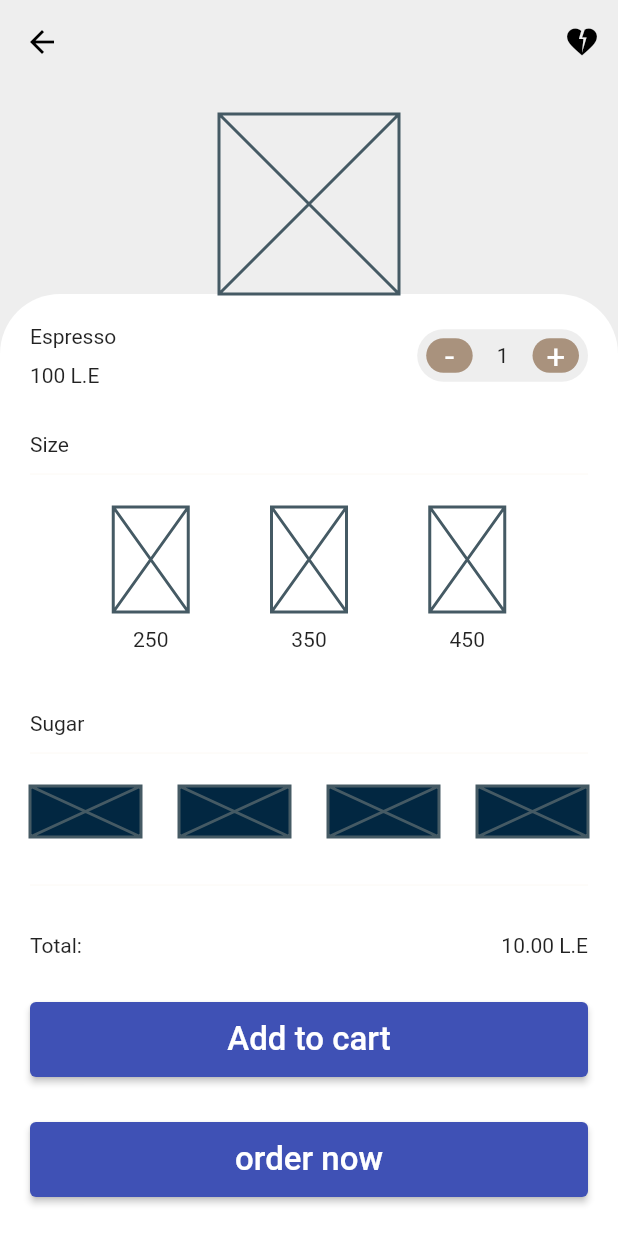
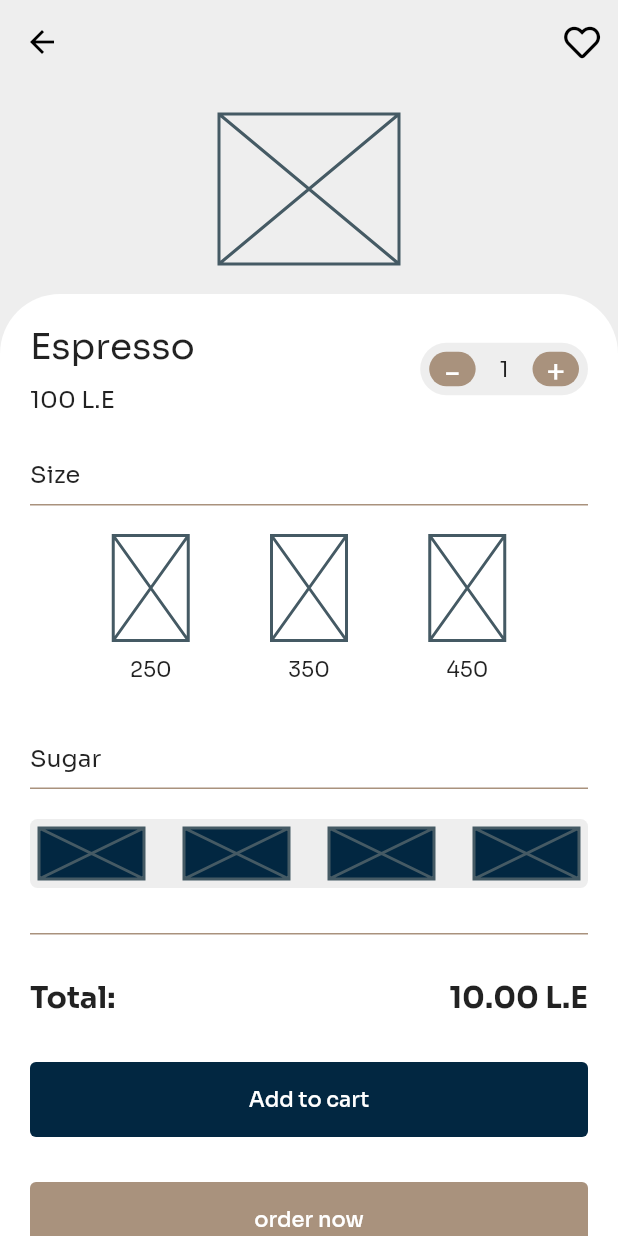
Before and after one commit to mohamadElEaswy/coffee-car-user-app, a Flutter app: the ProviderProductsPage screen opened by its route, after a tap on "Espresso", on a phone screen of 412 x 824 dp. Run offline on Flutter 3.47's test engine with Material 2 defaults, Android fonts, the phone set to English and light mode, and no system bars; our stand-ins replace cloud_firestore, connectivity_plus, firebase_auth, firebase_core, flutter_bloc, font_awesome_flutter and 5 more; accounts and stored records are empty; generated files the repository leaves out were written again.

Commit message:
dding fonts and more style

```diff
--- a/lib/src/services/remote/firebase/database.dart
+++ b/lib/src/services/remote/firebase/database.dart
@@ -15,6 +15,7 @@ abstract class Database {
   Future getCars();
   Future getCarsList();
   Future getCarDetails(String documentId);
+  Future<void> testGetCars();
 }
 
 String documentIDCurrentDate() => DateTime.now().toIso8601String();
@@ -70,7 +71,19 @@ class FirestoreDatabase implements Database {
 
   }
 
+  final carsRef = FirebaseFirestore.instance.collection('cars').withConverter<CoffeeCar>(
+    fromFirestore: (snapshot, _) => CoffeeCar.fromJson(snapshot.data()!),
+    toFirestore: (movie, _) => movie.toJson(),
+  );
 
+  @override
+  Future<void> testGetCars()async{
+    List<QueryDocumentSnapshot<CoffeeCar>> cars = await carsRef
+        // .where('genre', isEqualTo: 'Sci-fi')
+        .get()
+        .then((snapshot) => snapshot.docs);
+    cars.forEach((element) {print(element.data().carName);});
+  }
 }
 
 class DataRepository {
@@ -81,6 +94,8 @@ class DataRepository {
   Stream<QuerySnapshot> getStream() {
     return collection.snapshots();
   }
+
+
   // 3
   // Future<DocumentReference> addPet(CoffeeCar coffeeCar) {
   //   return collection.add(coffeeCar.toJson());
--- a/lib/src/ui/colors/static_colors.dart
+++ b/lib/src/ui/colors/static_colors.dart
@@ -3,7 +3,7 @@ import 'package:flutter/material.dart';
 class GlobalStaticColors{
   static MaterialColor primaryColor =  Colors.indigo;
   static const Color logoColor = Color(0xff7DD899);
-  static const Color appBarColor = Color(0xffffffff);
+  // static const Color appBarColor = Color(0xffffffff);
   static const Color deepBlue = Color(0xfff022741);
   static const Color buttonBrown = Color(0xfffA9927D);
   static const Color dividerColor = Color(0xfffFCF9F4);
--- /dev/null
+++ b/lib/src/ui/constants.dart
@@ -0,0 +1,3 @@
+class StaticConstants{
+  static const double globalPadding = 20;
+}
--- a/lib/src/ui/pages/product_detail_page/product_detail_page.dart
+++ b/lib/src/ui/pages/product_detail_page/product_detail_page.dart
@@ -1,9 +1,12 @@
 import 'package:flutter/material.dart';
+import 'package:font_awesome_flutter/font_awesome_flutter.dart';
 import 'package:mk/src/ui/pages/product_detail_page/size_section.dart';
 import 'package:mk/src/ui/pages/product_detail_page/sugar_section.dart';
 import 'package:mk/src/ui/pages/product_detail_page/title_sction.dart';
 import 'package:mk/src/ui/pages/product_detail_page/total_section.dart';
 
+import '../../colors/static_colors.dart';
+import '../../constants.dart';
 import '../../widgets/global_button.dart';
 import '../../widgets/global_divider.dart';
 import '../../widgets/plus_button.dart';
@@ -18,18 +21,11 @@ class ProductDetailPage extends StatelessWidget {
   Widget build(BuildContext context) {
     List<Widget> actions = [
       IconButton(
-          onPressed: actionButtonPress, icon: const Icon(Icons.heart_broken))
+          onPressed: actionButtonPress, icon: const Icon(FontAwesomeIcons.heart))
     ];
 
     return Scaffold(
         backgroundColor: Colors.grey[200],
-        // appBar: AppBar(
-        //   backgroundColor: Colors.grey[200],
-        //   // centerTitle: true,
-        //   // title: const Text('provider details'),
-        //   actions: actions,
-        //   bottom: ,
-        // ),
         body: NestedScrollView(
           headerSliverBuilder: (BuildContext context, bool innerBoxIsScrolled) {
             return <Widget>[
@@ -43,6 +39,7 @@ class ProductDetailPage extends StatelessWidget {
                 bottom: PreferredSize(
                   preferredSize: const Size.fromHeight(140),
                   child: Container(
+                    padding: const EdgeInsets.only(bottom: 20),
                     height: 120,
                     color: Colors.grey[200],
                     child: const Center(
@@ -60,7 +57,10 @@ class ProductDetailPage extends StatelessWidget {
             ];
           },
           body: Container(
-            padding: const EdgeInsets.all(20),
+            padding: const EdgeInsets.only(
+              left: StaticConstants.globalPadding,
+              right: StaticConstants.globalPadding,
+            ),
             decoration: const BoxDecoration(
               color: Colors.white,
               // border: Border.all(),
@@ -72,6 +72,7 @@ class ProductDetailPage extends StatelessWidget {
               child: Column(
                 crossAxisAlignment: CrossAxisAlignment.start,
                 children: [
+                  const SizedBox(height: StaticConstants.globalPadding),
                   const TitleSection(),
                   const SizedBox(height: 30),
                   const SizeSection(),
@@ -85,11 +86,13 @@ class ProductDetailPage extends StatelessWidget {
                   GlobalButton(
                     onPressed: () {},
                     text: 'Add to cart',
+                    color: GlobalStaticColors.deepBlue,
                   ),
                   const SizedBox(height: 30),
                   GlobalButton(
                     onPressed: () {},
                     text: 'order now',
+                    color: GlobalStaticColors.buttonBrown,
                   ),
                 ],
               ),
--- a/lib/src/ui/pages/product_detail_page/size_section.dart
+++ b/lib/src/ui/pages/product_detail_page/size_section.dart
@@ -6,21 +6,22 @@ import '../../colors/static_colors.dart';
 class SizeSection extends StatelessWidget {
   const SizeSection({Key? key}) : super(key: key);
 
-  void onTap(){}
+  void onTap() {}
   @override
   Widget build(BuildContext context) {
-    return Column(crossAxisAlignment: CrossAxisAlignment.start,
+    return Column(
+      crossAxisAlignment: CrossAxisAlignment.start,
       children: [
-        const Text('Size'),
+        Text('Size', style: Theme.of(context).textTheme.subtitle1),
         const SizedBox(height: 10),
         const MyGlobalDivider(),
         const SizedBox(height: 20),
         Row(
           mainAxisAlignment: MainAxisAlignment.spaceEvenly,
           children: [
-            SizeSelect(onTap: onTap,text: '250'),
-            SizeSelect(onTap: onTap,text: '350'),
-            SizeSelect(onTap: onTap,text: '450'),
+            SizeSelect(onTap: onTap, text: '250'),
+            SizeSelect(onTap: onTap, text: '350'),
+            SizeSelect(onTap: onTap, text: '450'),
           ],
         )
       ],
@@ -29,7 +30,8 @@ class SizeSection extends StatelessWidget {
 }
 
 class SizeSelect extends StatelessWidget {
-  const SizeSelect({Key? key, required this.onTap, required this.text}) : super(key: key);
+  const SizeSelect({Key? key, required this.onTap, required this.text})
+      : super(key: key);
 
   final void Function()? onTap;
   final String text;
--- a/lib/src/ui/pages/product_detail_page/sugar_section.dart
+++ b/lib/src/ui/pages/product_detail_page/sugar_section.dart
@@ -6,16 +6,22 @@ import '../../widgets/global_divider.dart';
 class SugarSection extends StatelessWidget {
   const SugarSection({Key? key}) : super(key: key);
 
-  void onTap(){}
+  void onTap() {}
   @override
   Widget build(BuildContext context) {
-    return Column(crossAxisAlignment: CrossAxisAlignment.start,
+    return Column(
+      crossAxisAlignment: CrossAxisAlignment.start,
       children: [
-        const Text('Sugar'),
+        Text('Sugar', style: Theme.of(context).textTheme.subtitle1),
         const SizedBox(height: 10),
         const MyGlobalDivider(),
         const SizedBox(height: 20),
-        Row(
+        Container(padding: const EdgeInsets.all(6),
+          decoration: BoxDecoration(
+            borderRadius: BorderRadius.circular(5),
+            color: Colors.grey[200]
+          ),
+          child: Row(
             mainAxisAlignment: MainAxisAlignment.spaceBetween,
             children: [
               SugarSelect(onTap: onTap),
@@ -23,6 +29,7 @@ class SugarSection extends StatelessWidget {
               SugarSelect(onTap: onTap),
               SugarSelect(onTap: onTap),
             ],
+          ),
         ),
       ],
     );
@@ -43,7 +50,7 @@ class SugarSelect extends StatelessWidget {
           borderRadius: BorderRadius.circular(4),
         ),
         height: 34,
-        width: 74,
+        width: 70,
         child: const Placeholder(),
       ),
     );
--- a/lib/src/ui/pages/product_detail_page/title_sction.dart
+++ b/lib/src/ui/pages/product_detail_page/title_sction.dart
@@ -5,17 +5,17 @@ import '../../widgets/plus_button.dart';
 class TitleSection extends StatelessWidget {
   const TitleSection({Key? key}) : super(key: key);
 
-  void onTap(){}
+  void onTap(){print('1');}
   @override
   Widget build(BuildContext context) {
     return Row(
       children: [
         Column(
           crossAxisAlignment: CrossAxisAlignment.start,
-          children: const [
-            Text('Espresso'),
-            SizedBox(height: 10),
-            Text('100 L.E'),
+          children: [
+            Text('Espresso', style: Theme.of(context).textTheme.headline5),
+            const SizedBox(height: 10),
+            Text('100 L.E', style: Theme.of(context).textTheme.subtitle1),
           ],
         ),
         const Spacer(),
--- a/lib/src/ui/pages/product_detail_page/total_section.dart
+++ b/lib/src/ui/pages/product_detail_page/total_section.dart
@@ -1,4 +1,5 @@
 import 'package:flutter/material.dart';
+import 'package:mk/src/ui/theme/theme.dart';
 
 class TotalSection extends StatelessWidget {
   const TotalSection({Key? key}) : super(key: key);
@@ -8,8 +9,8 @@ class TotalSection extends StatelessWidget {
     return Row(
       mainAxisAlignment: MainAxisAlignment.spaceBetween,
       children: const [
-        Text('Total:'),
-        Text('10.00 L.E'),
+        Text('Total:', style: AppTheme.boldTextStyle),
+        Text('10.00 L.E', style: AppTheme.boldTextStyle),
       ],
     );
   }
--- a/lib/src/ui/pages/profile/profile_page.dart
+++ b/lib/src/ui/pages/profile/profile_page.dart
@@ -3,6 +3,7 @@ import 'package:flutter_bloc/flutter_bloc.dart';
 import 'package:font_awesome_flutter/font_awesome_flutter.dart';
 import 'package:mk/src/core/bloc/states/states.dart';
 import 'package:mk/src/core/navigation/navigation_methods.dart';
+import 'package:mk/src/services/remote/firebase/database.dart';
 import 'package:mk/src/ui/pages/profile/account_info.dart';
 import 'package:mk/src/ui/pages/sign_in_with_email/sign_in_with_email_screen.dart';
 import 'package:provider/provider.dart';
@@ -69,7 +70,7 @@ class Profile extends StatelessWidget {
                 lastIcon: FontAwesomeIcons.arrowRight,
               ),
               settingsMenuItem(
-                onTap: () {
+                onTap: () {Provider.of<Database>(context, listen:  false).testGetCars();
                       // await FirebaseFirestore.instance.collection('cars').get().then((value) {print(value.toString());});
                   // print(data.toString());
                 },
--- /dev/null
+++ b/lib/src/ui/pages/provider_products_page/grid_item.dart
@@ -0,0 +1,106 @@
+import 'package:flutter/material.dart';
+import 'package:font_awesome_flutter/font_awesome_flutter.dart';
+
+import '../../../core/navigation/navigation_methods.dart';
+import '../product_detail_page/product_detail_page.dart';
+
+class ProductGridItem extends StatelessWidget {
+  const ProductGridItem(this.index, {Key? key}) : super(key: key);
+
+  final int index;
+  @override
+  Widget build(BuildContext context) {
+    return InkWell(
+      onTap: () => RouteMethods.navigateTo(
+          context: context, routeName: ProductDetailPage.route),
+      child: Container(
+        padding: const EdgeInsets.all(6),
+        decoration: BoxDecoration(
+          color: Colors.grey[100],
+          borderRadius: BorderRadius.circular(20),
+          boxShadow: [
+            BoxShadow(
+              color: Colors.grey.shade200,
+              blurRadius: 10.0,
+              spreadRadius: 1.0,
+              offset: const Offset(10.0, 10.0),
+            ),
+          ],
+        ),
+        margin: const EdgeInsets.all(10),
+        child: Stack(
+          // fit: StackFit.passthrough,
+          clipBehavior: Clip.none,
+          alignment: Alignment.topCenter,
+          children: [
+            Positioned(
+              top: -16,
+              child: Container(
+                decoration: const BoxDecoration(
+                    // color: Colors.red,
+
+                    ),
+                child: Row(
+                  children: [
+                    Container(
+                      padding: const EdgeInsets.only(right: 16, left: 16),
+                      child: const SizedBox(
+                          height: 80,
+                          width: 70,
+                          child: Placeholder(
+                            color: Colors.black38,
+                          )),
+                    ),
+                    InkWell(
+                        onTap: () {}, child: const Icon(FontAwesomeIcons.heart))
+                  ],
+                ),
+              ),
+            ),
+            Padding(
+              padding: const EdgeInsets.only(top: 70),
+              child: Column(
+                crossAxisAlignment: CrossAxisAlignment.start,
+                children: [
+                  const Text('Espresso', style: TextStyle(color: Colors.black)),
+                  const SizedBox(height: 8),
+                  Container(
+                    padding: const EdgeInsets.all(4),
+                    decoration: BoxDecoration(
+                      color: Colors.white,
+                      // border: Border.all(),
+                      borderRadius: BorderRadius.circular(4),
+                    ),
+                    child: Row(
+                      mainAxisAlignment: MainAxisAlignment.center,
+                      mainAxisSize: MainAxisSize.min,
+                      children: [
+                        const Text('10.00 EGP'),
+                        const SizedBox(width: 10),
+                        Container(
+                          decoration: BoxDecoration(
+                            color: Colors.black,
+                            // border: Border.all(),
+                            borderRadius: BorderRadius.circular(4),
+                          ),
+                          child: InkWell(
+                            onTap: () {},
+                            child: const Icon(
+                              Icons.add,
+                              color: Colors.white,
+                            ),
+                          ),
+                        )
+                      ],
+                    ),
+                  ),
+                  const SizedBox(),
+                ],
+              ),
+            )
+          ],
+        ),
+      ),
+    );
+  }
+}
--- a/lib/src/ui/pages/provider_products_page/products_page_body.dart
+++ b/lib/src/ui/pages/provider_products_page/products_page_body.dart
@@ -1,114 +1,25 @@
 import 'package:flutter/material.dart';
-import 'package:font_awesome_flutter/font_awesome_flutter.dart';
-import 'package:mk/src/core/navigation/navigation_methods.dart';
-
-import '../product_detail_page/product_detail_page.dart';
+import 'grid_item.dart';
 
 class AllProductsPage extends StatelessWidget {
   const AllProductsPage({Key? key}) : super(key: key);
 
   @override
   Widget build(BuildContext context) {
+    return OrientationBuilder(
+      builder: (context, orientation) {
         return GridView.builder(
           padding: const EdgeInsets.only(left: 16, right: 16, top: 12),
-      gridDelegate:
-          const SliverGridDelegateWithFixedCrossAxisCount(crossAxisCount: 2),
+          gridDelegate: SliverGridDelegateWithFixedCrossAxisCount(
+            crossAxisCount: orientation == Orientation.portrait ? 2 : 4,
+          ),
           physics: const BouncingScrollPhysics(),
           itemCount: 50,
           itemBuilder: (context, index) {
             return ProductGridItem(index);
           },
         );
-  }
-}
-
-class ProductGridItem extends StatelessWidget {
-  const ProductGridItem(this.index, {Key? key}) : super(key: key);
-
-  final int index;
-  @override
-  Widget build(BuildContext context) {
-    return InkWell(
-      onTap:()=>RouteMethods.navigateTo(context: context, routeName: ProductDetailPage.route),
-      child: Container(
-        color: Colors.white,
-        margin: const EdgeInsets.all(10),
-        child: Stack(
-          // fit: StackFit.passthrough,
-          clipBehavior: Clip.none,
-          alignment: Alignment.topCenter,
-          children: [
-            Positioned(top: -10,
-              child: Container(
-                decoration: const BoxDecoration(
-                // color: Colors.red,
-                // boxShadow: [
-                //   BoxShadow(
-                //     color: Colors.grey,
-                //     blurRadius: 10.0,
-                //     spreadRadius: 3.0,
-                //     offset: Offset(10.0, 10.0),
-                //   ),
-                // ],
-              ),
-                child: Row(
-                  children: [
-                    Container(
-                      padding:const EdgeInsets.only(right: 16, left: 16),
-                      child:const SizedBox(
-                          height: 80,
-                          width: 70,
-                          child: Placeholder(
-                            color: Colors.black38,
-                          )),
-                    ),
-                    InkWell(onTap: () {}, child: const Icon(FontAwesomeIcons.heart))
-                  ],
-                ),
-              ),
-            ),
-            Padding(
-              padding: const EdgeInsets.only(top: 80),
-              child: Column(
-                children: [
-                  const Text('Espresso', style: TextStyle(color: Colors.black),),
-                  const SizedBox(height: 4),
-                  Container(padding: const EdgeInsets.all(4),
-                    decoration: BoxDecoration(
-                      color: Colors.grey[200],
-                      // border: Border.all(),
-                      borderRadius: BorderRadius.circular(4),
-                    ),
-                    child: Row(
-                      mainAxisAlignment: MainAxisAlignment.center,
-                      mainAxisSize: MainAxisSize.min,
-                      children: [
-                        const Text('10.00 EGP'),
-                        const SizedBox(width: 10),
-                        Container(
-                          decoration: BoxDecoration(
-                            color: Colors.black,
-                            // border: Border.all(),
-                            borderRadius: BorderRadius.circular(4),
-                          ),
-                          child: InkWell(
-                            onTap: () {},
-                            child: const Icon(
-                              Icons.add,
-                              color: Colors.white,
-                            ),
-                          ),
-                        )
-                      ],
-                    ),
-                  ),
-                  const SizedBox(),
-                ],
-              ),
-            )
-          ],
-        ),
-      ),
+      },
     );
   }
 }
--- a/lib/src/ui/pages/provider_products_page/provider_products_page.dart
+++ b/lib/src/ui/pages/provider_products_page/provider_products_page.dart
@@ -1,46 +1,74 @@
-import 'package:flutter/cupertino.dart';
 import 'package:flutter/material.dart';
 import 'package:mk/src/ui/pages/provider_products_page/products_page_body.dart';
 
-class ProviderProductsPage extends StatelessWidget {
+class ProviderProductsPage extends StatefulWidget {
+  static const String route = '/provider_products_page';
+
   const ProviderProductsPage({Key? key}) : super(key: key);
+  @override
+  MyScrollTabListHomePageState createState() {
+    return MyScrollTabListHomePageState();
+  }
+}
 
-  static const String route = '/provider_products_page';
-  void actionButtonPress() {}
-  @override
-  Widget build(BuildContext context) {
-    List<Widget> actions = [
-      IconButton(onPressed: actionButtonPress, icon: const Icon(Icons.search))
-    ];
+class MyScrollTabListHomePageState extends State<ProviderProductsPage>
+    with SingleTickerProviderStateMixin {
+  static Radius radius = const Radius.circular(40);
   List<Tab> tabs = const [
     Tab(text: 'All'),
     Tab(text: 'Coffee'),
     Tab(text: 'Tea'),
     Tab(text: 'Cold Drinks'),
     Tab(text: 'Cold Drinks'),
-      // Tab(icon: Icon(Icons.directions_transit)),
-      // Tab(icon: Icon(Icons.directions_car)),
   ];
-    List<Widget> tabBarView = const [
+  List<Widget> actions = [
+    IconButton(onPressed: () {}, icon: const Icon(Icons.search))
+  ];
+
+  List<Widget> tabBarViewList = const [
     AllProductsPage(),
     Icon(Icons.directions_transit, size: 350),
     Icon(Icons.directions_car, size: 350),
     Icon(Icons.directions_car, size: 350),
     Icon(Icons.directions_car, size: 350),
   ];
-    return DefaultTabController(
+
+  @override
+  Widget build(BuildContext context) {
+    return Scaffold(
+      backgroundColor: Colors.grey[200],
+      body: DefaultTabController(
         length: 5,
-      child: Scaffold(backgroundColor: Colors.grey[300],
-        appBar: AppBar(
-          centerTitle: true,
+        child: NestedScrollView(
+          headerSliverBuilder: (context, value) {
+            return [
+              SliverAppBar(
+                expandedHeight: 140,
+                actions: actions,
                 title: const Text('provider details'),
-          actions: actions,
-          bottom: TabBar(isScrollable: true,
-            tabs: tabs,labelColor: Colors.black,physics: const BouncingScrollPhysics(),padding: const EdgeInsets.only(left: 20, right: 20),
+                bottom: TabBar(
+                  // controller: _tabController,
+                  isScrollable: true,
+                  tabs: tabs,
+                  labelColor: Colors.black,
+                  physics: const BouncingScrollPhysics(),
+                  padding: const EdgeInsets.only(left: 20, right: 20),
+                  indicatorColor: Colors.black,
                 ),
               ),
-        body: TabBarView(physics: const BouncingScrollPhysics(),
-          children: tabBarView,
+            ];
+          },
+          body: Container(
+            decoration: BoxDecoration(
+              color: Colors.white,
+              borderRadius:
+                  BorderRadius.only(topLeft: radius, topRight: radius),
+            ),
+            child: TabBarView(
+              physics: const BouncingScrollPhysics(),
+              children: tabBarViewList,
+            ),
+          ),
         ),
       ),
     );
--- a/lib/src/ui/theme/theme.dart
+++ b/lib/src/ui/theme/theme.dart
@@ -4,30 +4,37 @@ import 'package:mk/src/ui/colors/static_colors.dart';
 
 class AppTheme {
   static ThemeData lightTheme = ThemeData(
+    fontFamily: 'Sora',
+    scaffoldBackgroundColor: Colors.white,
     drawerTheme: const DrawerThemeData(
-        // backgroundColor: Colors.white,
+      // backgroundColor: Colors.white,
+      elevation: 0.0,
+    ),
+    // fontFamily: GoogleFonts.getFont('sora'),
+    // textTheme: GoogleFonts.sora(),
+    primarySwatch: GlobalStaticColors.primaryColor,
+    appBarTheme: AppBarTheme(
+        color: Colors.grey[200],
         elevation: 0.0,
-
-    ),
-    primarySwatch: GlobalStaticColors.primaryColor,
-    appBarTheme: const AppBarTheme(
-        color: GlobalStaticColors.appBarColor,
-        elevation: 0.0,
+        centerTitle: true,
+        titleTextStyle: const TextStyle(color: Colors.black),
+        // backgroundColor: Colors.grey[200],
 
         // actionsIconTheme: IconThemeData(
         //   color: Colors.black,
         // ),
-        iconTheme: IconThemeData(
+        iconTheme: const IconThemeData(
           color: Colors.black,
           // color: GlobalStaticColors.logoColor,
         ),
-        systemOverlayStyle: SystemUiOverlayStyle(
+        systemOverlayStyle: const SystemUiOverlayStyle(
           statusBarColor: Colors.white,
           statusBarIconBrightness: Brightness.dark,
         )),
   );
 
   static ThemeData darkTheme = ThemeData(
+    fontFamily: 'Sora',
     primarySwatch: Colors.blue,
   );
 
@@ -35,4 +42,15 @@ class AppTheme {
     fontSize: 32.0,
     fontWeight: FontWeight.w300,
   );
+
+  static const TextStyle boldTextStyle =
+      TextStyle(fontWeight: FontWeight.bold, fontSize: 20);
+
+  // static TextStyle dynamicTextStyle(
+  //         double fontSize, Color? color, FontWeight? fontWeight) =>
+  //     GoogleFonts.sora(
+  //       color: color,
+  //       fontSize: fontSize,
+  //       fontWeight: fontWeight,
+  //     );
 }
--- a/lib/src/ui/widgets/global_button.dart
+++ b/lib/src/ui/widgets/global_button.dart
@@ -1,11 +1,14 @@
 import 'package:flutter/material.dart';
 
+
 class GlobalButton extends StatelessWidget {
-  const GlobalButton({Key? key, required this.onPressed, required this.text})
+  const GlobalButton(
+      {Key? key, required this.onPressed, required this.text, this.color})
       : super(key: key);
 
   final void Function()? onPressed;
   final String text;
+  final Color? color;
   @override
   Widget build(BuildContext context) {
     return SizedBox(
@@ -13,9 +16,14 @@ class GlobalButton extends StatelessWidget {
       width: double.infinity,
       child: ElevatedButton(
         onPressed: onPressed,
+        style: ButtonStyle(
+            backgroundColor: MaterialStateProperty.all(color),
+            elevation: MaterialStateProperty.all(0)),
         child: Text(
           text,
-              style: const TextStyle(color: Colors.white, fontSize: 22),
-            )));
+          // style: AppTheme.dynamicTextStyle(15, Colors.white, FontWeight.bold),
+        ),
+      ),
+    );
   }
 }
--- a/lib/src/ui/widgets/global_divider.dart
+++ b/lib/src/ui/widgets/global_divider.dart
@@ -7,6 +7,10 @@ class MyGlobalDivider extends StatelessWidget {
 
   @override
   Widget build(BuildContext context) {
-    return const Divider(color: GlobalStaticColors.dividerColor, height: 4);
+    return const Divider(
+      color: GlobalStaticColors.buttonBrown,
+      height: 1,
+      thickness: 1,
+    );
   }
 }
```
Also changed, not shown: lib/src/ui/pages/provider_products_page/tab_bar.dart (added, +9 -0 lines), lib/src/ui/pages/provider_products_page/tab_controller.dart (added, +28 -0 lines), pubspec.yaml (+21 -10 lines), pubspec.lock. Lines whose indentation alone changed are shown as unchanged.
